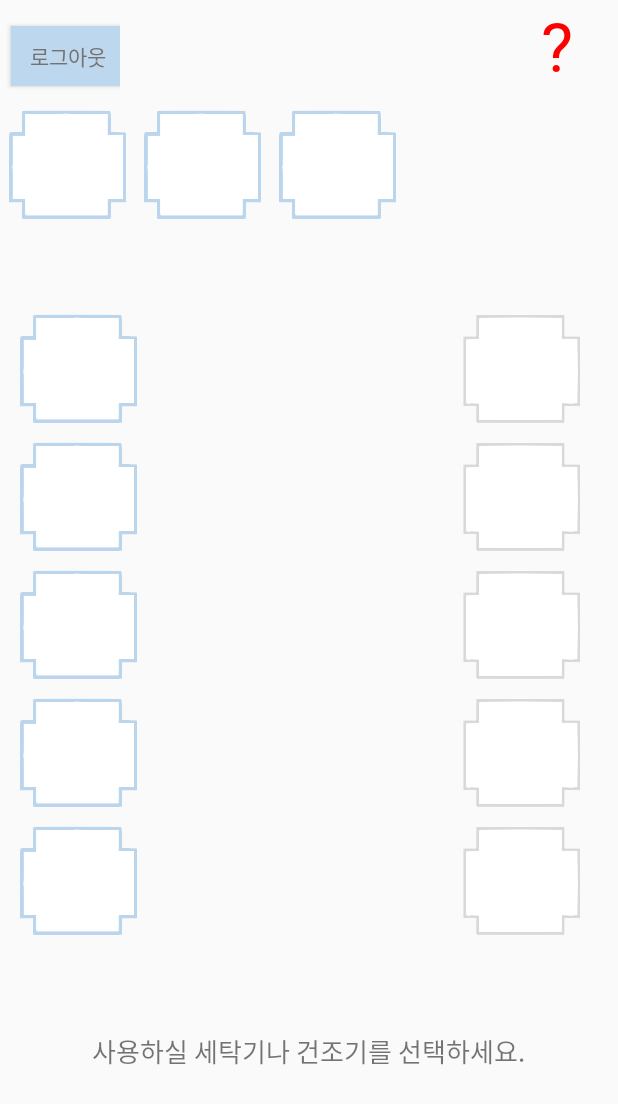
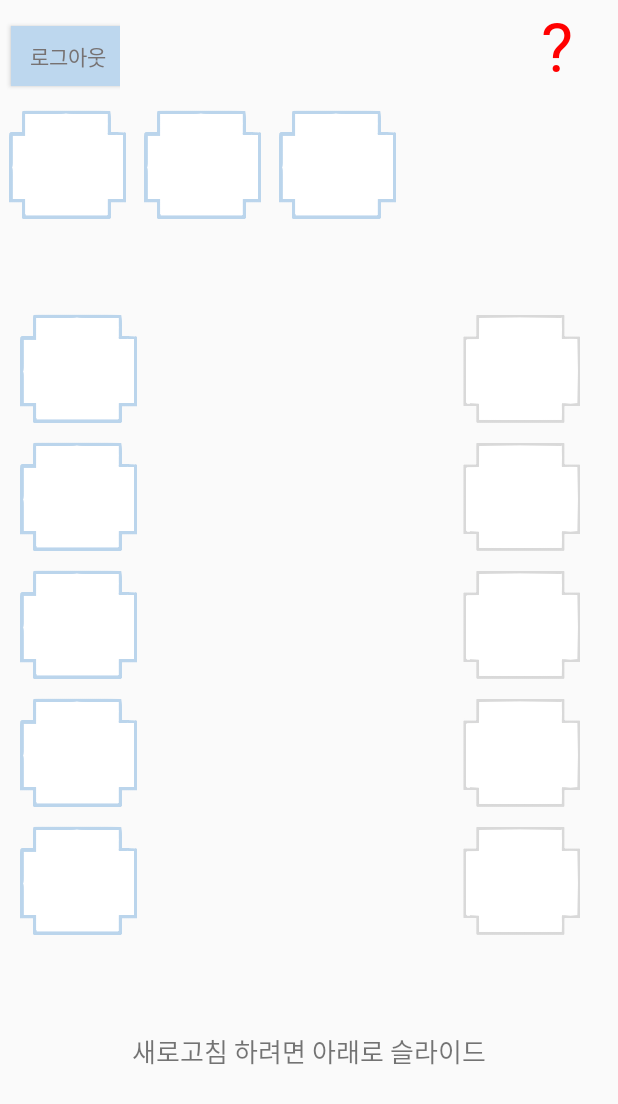
Before and after one commit to washer-of-death/washerProject, an Android app: the SubActivity screen opened directly, with no data from a screen before it, on a phone screen of 412 x 824 dp. Shown: the top 1104 px of the screen. Run offline under Robolectric (Android 15) with nearby library versions, the phone set to English and light mode, and no system bars; our stand-ins replace Volley.

Commit message:
fixed notice

```diff
--- a/app/src/main/res/layout/activity_sub.xml
+++ b/app/src/main/res/layout/activity_sub.xml
@@ -395,7 +395,7 @@
                 android:id="@+id/textView"
                 android:layout_width="wrap_content"
                 android:layout_height="wrap_content"
-                android:text="사용하실 세탁기나 건조기를 선택하세요."
+                android:text="새로고침 하려면 아래로 슬라이드"
                 android:textSize="17sp" />
 
     </LinearLayout>
```
